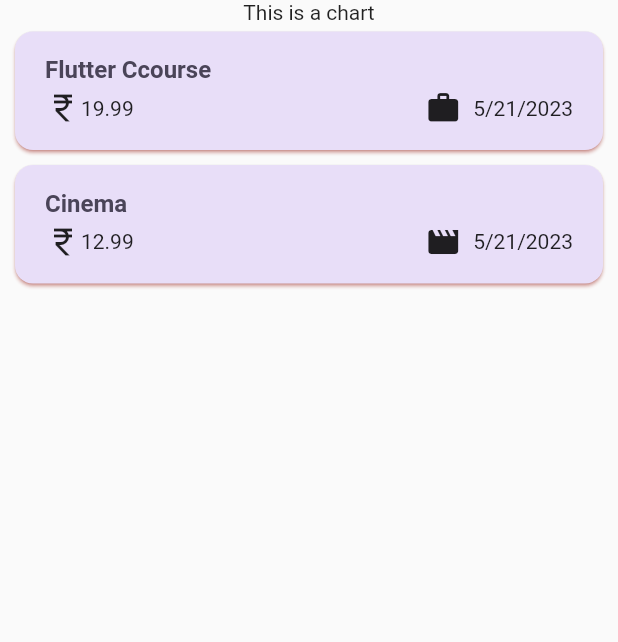
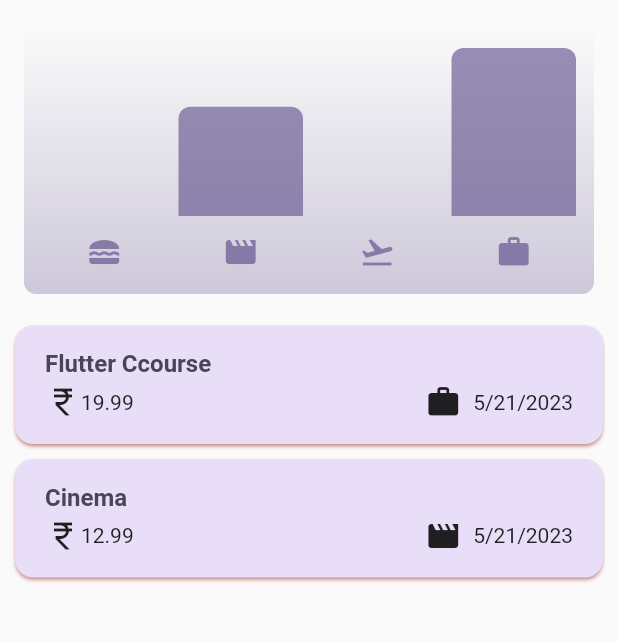
Before and after one commit to MukulTenguria/expenses, a Flutter app: the screen it shows after launch, on a phone screen of 412 x 824 dp, the part 84-726 px from its top. Run offline on Flutter 3.47's test engine with Material 2 defaults, Android fonts, the phone set to English and light mode, and no system bars.

Commit message:
added dark mode and Expense Graph

```diff
--- a/lib/main.dart
+++ b/lib/main.dart
@@ -2,12 +2,34 @@ import 'package:flutter/material.dart';
 import 'package:expenses_tracker/widgets/expenses.dart';
 
 var kColorScheme = ColorScheme.fromSeed(
-  seedColor: Color.fromARGB(255, 96, 59, 181),
+  seedColor: const Color.fromARGB(255, 96, 59, 181),
+);
+var KDarkColorScheme = ColorScheme.fromSeed(
+  brightness: Brightness.dark,
+  seedColor: const Color.fromARGB(255, 5, 99, 125),
 );
 void main() {
   runApp(
     MaterialApp(
       home: const Expenses(),
+      darkTheme: ThemeData.dark().copyWith(
+        useMaterial3: true,
+        colorScheme: KDarkColorScheme,
+        cardTheme: const CardTheme().copyWith(
+          color: KDarkColorScheme.secondaryContainer,
+          margin: const EdgeInsets.symmetric(
+            horizontal: 10,
+            vertical: 5,
+          ),
+          shadowColor: Colors.red,
+        ),
+        elevatedButtonTheme: ElevatedButtonThemeData(
+          style: ElevatedButton.styleFrom(
+            backgroundColor: KDarkColorScheme.primaryContainer,
+            foregroundColor: KDarkColorScheme.onPrimaryContainer,
+          ),
+        ),
+      ),
       theme: ThemeData().copyWith(
         useMaterial3: true,
         colorScheme: kColorScheme,
@@ -36,6 +58,11 @@ void main() {
               ),
             ),
       ),
+      // ThemeMode.system light and dark is chooden by system this is default
+      //ThemeMode.dark always be in dark
+      //ThemeMode.light always be in light
+      // use like this
+      // themeMode: ThemeMode.system,
     ),
   );
 }
--- a/lib/models/expense.dart
+++ b/lib/models/expense.dart
@@ -32,3 +32,25 @@ class Expense {
     return formatter.format(date);
   }
 }
+
+class ExpenseBucket {
+  const ExpenseBucket({
+    required this.category,
+    required this.expenses,
+  });
+  //additional constructor
+  ExpenseBucket.forCategory(List<Expense> allEspenses, this.category)
+      : expenses = allEspenses
+            .where((expense) => expense.category == category)
+            .toList();
+  final Category category;
+  final List<Expense> expenses;
+
+  double get totalExpenses {
+    double sum = 0;
+    for (final expense in expenses) {
+      sum += expense.amount;
+    }
+    return sum;
+  }
+}
--- /dev/null
+++ b/lib/widgets/chart/chart.dart
@@ -0,0 +1,95 @@
+import 'package:flutter/material.dart';
+
+import 'package:expenses_tracker/widgets/chart/chart_bar.dart';
+import 'package:expenses_tracker/models/expense.dart';
+
+class Chart extends StatelessWidget {
+  const Chart({super.key, required this.expenses});
+
+  final List<Expense> expenses;
+
+  List<ExpenseBucket> get buckets {
+    return [
+      ExpenseBucket.forCategory(expenses, Category.food),
+      ExpenseBucket.forCategory(expenses, Category.leisure),
+      ExpenseBucket.forCategory(expenses, Category.travel),
+      ExpenseBucket.forCategory(expenses, Category.work),
+    ];
+  }
+
+  double get maxTotalExpense {
+    double maxTotalExpense = 0;
+
+    for (final bucket in buckets) {
+      if (bucket.totalExpenses > maxTotalExpense) {
+        maxTotalExpense = bucket.totalExpenses;
+      }
+    }
+
+    return maxTotalExpense;
+  }
+
+  @override
+  Widget build(BuildContext context) {
+    final isDarkMode =
+        MediaQuery.of(context).platformBrightness == Brightness.dark;
+    return Container(
+      margin: const EdgeInsets.all(16),
+      padding: const EdgeInsets.symmetric(
+        vertical: 16,
+        horizontal: 8,
+      ),
+      width: double.infinity,
+      height: 180,
+      decoration: BoxDecoration(
+        borderRadius: BorderRadius.circular(8),
+        gradient: LinearGradient(
+          colors: [
+            Theme.of(context).colorScheme.primary.withOpacity(0.3),
+            Theme.of(context).colorScheme.primary.withOpacity(0.0)
+          ],
+          begin: Alignment.bottomCenter,
+          end: Alignment.topCenter,
+        ),
+      ),
+      child: Column(
+        children: [
+          Expanded(
+            child: Row(
+              crossAxisAlignment: CrossAxisAlignment.end,
+              children: [
+                for (final bucket in buckets) // alternative to map()
+                  ChartBar(
+                    fill: bucket.totalExpenses == 0
+                        ? 0
+                        : bucket.totalExpenses / maxTotalExpense,
+                  )
+              ],
+            ),
+          ),
+          const SizedBox(height: 12),
+          Row(
+            children: buckets
+                .map(
+                  (bucket) => Expanded(
+                    child: Padding(
+                      padding: const EdgeInsets.symmetric(horizontal: 4),
+                      child: Icon(
+                        categoryIcons[bucket.category],
+                        color: isDarkMode
+                            ? Theme.of(context).colorScheme.secondary
+                            : Theme.of(context)
+                                .colorScheme
+                                .primary
+                                .withOpacity(0.7),
+                      ),
+                    ),
+                  ),
+                )
+                .toList(),
+          )
+        ],
+      ),
+    );
+  }
+}
--- /dev/null
+++ b/lib/widgets/chart/chart_bar.dart
@@ -0,0 +1,34 @@
+import 'package:flutter/material.dart';
+
+class ChartBar extends StatelessWidget {
+  const ChartBar({
+    super.key,
+    required this.fill,
+  });
+
+  final double fill;
+
+  @override
+  Widget build(BuildContext context) {
+    final isDarkMode =
+        MediaQuery.of(context).platformBrightness == Brightness.dark;
+    return Expanded(
+      child: Padding(
+        padding: const EdgeInsets.symmetric(horizontal: 4),
+        child: FractionallySizedBox(
+          heightFactor: fill, // heightfactor taked 0 to 1 value
+          child: DecoratedBox(
+            decoration: BoxDecoration(
+              shape: BoxShape.rectangle,
+              borderRadius:
+                  const BorderRadius.vertical(top: Radius.circular(8)),
+              color: isDarkMode
+                  ? Theme.of(context).colorScheme.secondary
+                  : Theme.of(context).colorScheme.primary.withOpacity(0.65),
+            ),
+          ),
+        ),
+      ),
+    );
+  }
+}
--- a/lib/widgets/expenses.dart
+++ b/lib/widgets/expenses.dart
@@ -2,7 +2,7 @@ import 'package:expenses_tracker/widgets/expenses_list/expenses_list.dart';
 import 'package:expenses_tracker/models/expense.dart';
 import 'package:expenses_tracker/widgets/new_expense.dart';
 import 'package:flutter/material.dart';
-
+import 'package:expenses_tracker/widgets/chart/chart.dart';
 class Expenses extends StatefulWidget {
   const Expenses({super.key});
   @override
@@ -84,7 +84,7 @@ class _ExpensesState extends State<Expenses> {
       ),
       body: Column(
         children: [
-          const Text('This is a chart'),
+          Chart(expenses: _registeredExpenses,),
           Expanded(child: mainContent),
         ],
       ),
```
